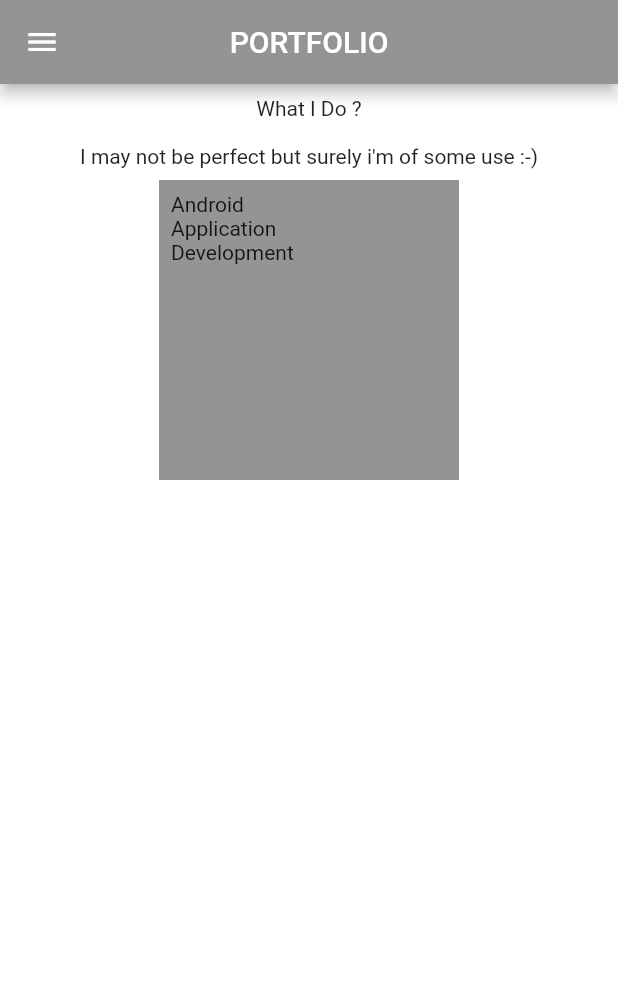
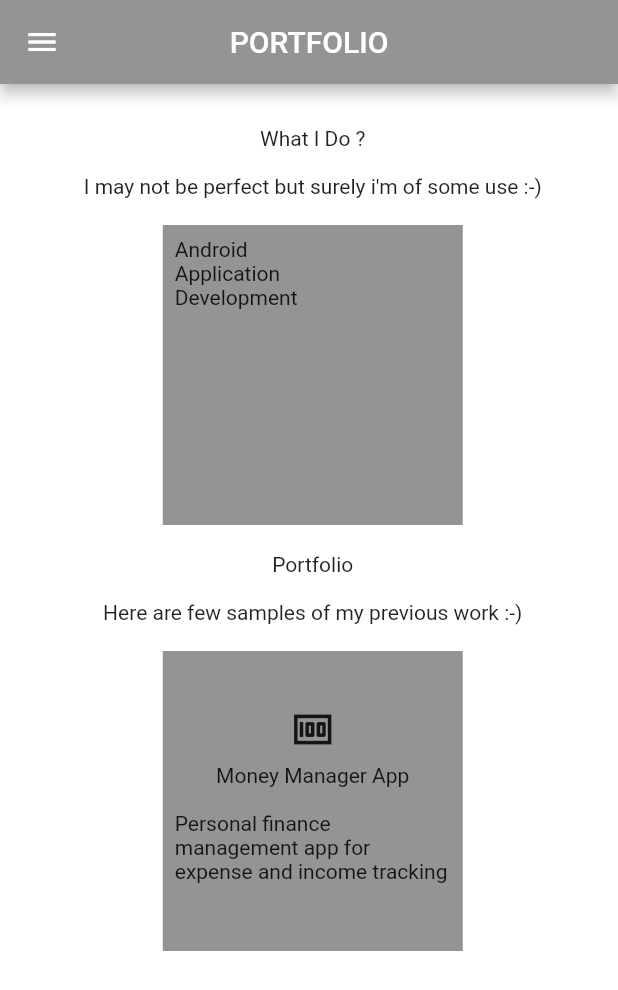
Before and after one commit to sonuraj909/srfolio, a Flutter app: the screen it shows after launch, swiped to page 4, on a phone screen of 412 x 824 dp. Shown: the top 990 px of the screen. Run offline on Flutter 3.47's test engine with Material 2 defaults, Android fonts, the phone set to English and light mode, and no system bars; drawn by our look-alikes of carousel_slider; missing offline and left inert: google_language_fonts, syncfusion_flutter_pdfviewer.

Commit message:
portfolio work not complete yet still on progress

```diff
--- a/lib/screens/portfolio.dart
+++ b/lib/screens/portfolio.dart
@@ -13,17 +13,20 @@ class Portfolio extends StatelessWidget {
   Widget build(BuildContext context) {
     return Scaffold(
       body: SafeArea(
+        child: Padding(
+          padding: const EdgeInsets.only(top: 20, left: 15, right: 10),
           child: Column(
             children: [
               TextWidget(
                 title: 'What I Do ?',
-              fsize: 20,
+                fsize: 30,
                 fontWeight: FontWeight.bold,
               ),
               TextWidget(
                 title: 'I may not be perfect but surely i\'m of some use :-)',
-              fsize: 16,
+                fsize: 18,
               ),
+              kHeight,
               CarouselSlider(
                 items: [
                   cardWidget(
@@ -60,7 +63,121 @@ class Portfolio extends StatelessWidget {
                   scrollDirection: Axis.horizontal,
                 ),
               ),
+              kHeight,
+              TextWidget(
+                title: 'Portfolio',
+                fsize: 30,
+                fontWeight: FontWeight.bold,
+              ),
+              TextWidget(
+                title: 'Here are few samples of my previous work :-)',
+                fsize: 18,
+              ),
+              kHeight,
+              CarouselSlider(
+                items: [
+                  cardWidget(
+                    child: Column(
+                      mainAxisAlignment: MainAxisAlignment.center,
+                      children: [
+                        Icon(
+                          Icons.money,
+                          size: 30,
+                        ),
+                        TextWidget(
+                          fsize: 18,
+                          title: 'Money Manager App',
+                          fontWeight: FontWeight.bold,
+                        ),
+                        TextWidget(
+                          fsize: 16,
+                          title:
+                              'Personal finance management app for expense and income tracking',
+                        ),
                       ],
+                    ),
+                  ),
+                  cardWidget(
+                    child: Column(
+                      mainAxisAlignment: MainAxisAlignment.center,
+                      children: [
+                        Icon(
+                          Icons.stream_rounded,
+                          size: 30,
+                        ),
+                        TextWidget(
+                          fsize: 18,
+                          title: 'Atom',
+                          fontWeight: FontWeight.bold,
+                        ),
+                        TextWidget(
+                          fsize: 16,
+                          title:
+                              'Tried to clone the famous OTT platform Netflix. It\'s basically in-app not exactly like orginal App.',
+                        ),
+                      ],
+                    ),
+                  ),
+                  cardWidget(
+                    child: Column(
+                      mainAxisAlignment: MainAxisAlignment.center,
+                      children: [
+                        Icon(
+                          Icons.music_note_rounded,
+                          size: 30,
+                        ),
+                        TextWidget(
+                          fsize: 18,
+                          title: 'Sonics',
+                          fontWeight: FontWeight.bold,
+                        ),
+                        TextWidget(
+                          fsize: 16,
+                          title:
+                              'It\'s basically a music player currently still work in progress.',
+                        ),
+                      ],
+                    ),
+                  ),
+                  cardWidget(
+                    child: Column(
+                      mainAxisAlignment: MainAxisAlignment.center,
+                      children: [
+                        Icon(
+                          Icons.notifications,
+                          size: 30,
+                        ),
+                        TextWidget(
+                          fsize: 18,
+                          title: 'Flood Monitoring System',
+                          fontWeight: FontWeight.bold,
+                        ),
+                        TextWidget(
+                          fsize: 16,
+                          title:
+                              'It\'s my college final year project.Flood prediction using different sensor and Raspberry Pi.',
+                        ),
+                      ],
+                    ),
+                  ),
+                ],
+                options: CarouselOptions(
+                  height: 200,
+                  aspectRatio: 16 / 9,
+                  viewportFraction: 0.8,
+                  initialPage: 0,
+                  enableInfiniteScroll: true,
+                  reverse: false,
+                  autoPlay: true,
+                  autoPlayInterval: Duration(seconds: 3),
+                  autoPlayAnimationDuration: Duration(milliseconds: 800),
+                  autoPlayCurve: Curves.fastOutSlowIn,
+                  enlargeCenterPage: true,
+                  scrollDirection: Axis.horizontal,
+                ),
+              ),
+            ],
+          ),
         ),
       ),
     );
```
Lines whose indentation alone changed are shown as unchanged.
